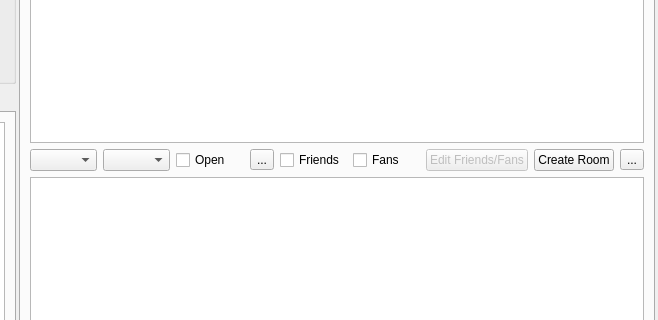
Old version of the form src/mainwindow.ui in the repository iamsyt/qgo; both pictures show x 328 to 986 and y 171 to 491 of the 986 by 658 pixel window.
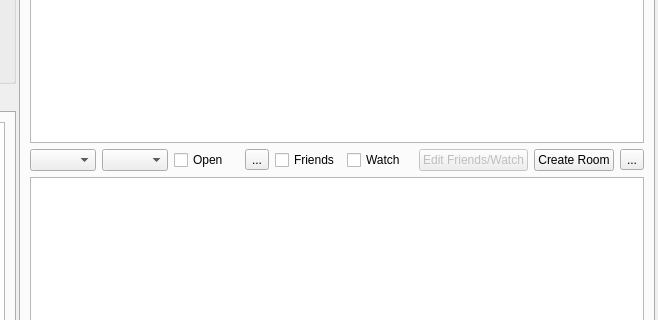
New version of the form. Icons and pictures are not drawn. Custom widgets are drawn as their Qt base class.

```diff
--- a/src/mainwindow.ui
+++ b/src/mainwindow.ui
@@ -796,7 +796,7 @@
             <item row="1" column="5">
              <widget class="QCheckBox" name="fansCheck">
               <property name="text">
-               <string>Fans</string>
+               <string>Watch</string>
               </property>
              </widget>
             </item>
@@ -806,7 +806,7 @@
                <bool>false</bool>
               </property>
               <property name="text">
-               <string>Edit Friends/Fans</string>
+               <string>Edit Friends/Watch</string>
               </property>
              </widget>
             </item>
```
Left out of the diff: 6 changed lines with no effect on the pictures.
